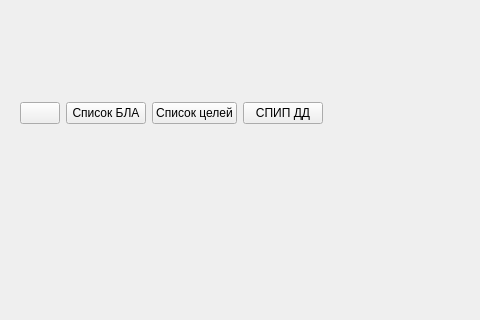
First picture: the form in src/ARM_OD_viewCore/MapInterface/MapWidget.ui, repository nevaeh82/arm_od, before the edit; both pictures show x 0 to 480 and y 0 to 320 of the 669 by 437 pixel window.
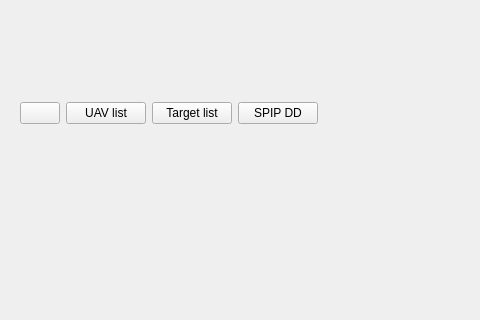
Second picture: the form after the edit. Custom widgets are drawn as their Qt base class.

Patch:
```diff
--- a/src/ARM_OD_viewCore/MapInterface/MapWidget.ui
+++ b/src/ARM_OD_viewCore/MapInterface/MapWidget.ui
@@ -48,7 +48,7 @@
          </sizepolicy>
         </property>
         <property name="text">
-         <string>Список БЛА</string>
+         <string>UAV list</string>
         </property>
        </widget>
       </item>
@@ -61,7 +61,7 @@
          </sizepolicy>
         </property>
         <property name="text">
-         <string>Список целей</string>
+         <string>Target list</string>
         </property>
        </widget>
       </item>
@@ -74,7 +74,7 @@
          </sizepolicy>
         </property>
         <property name="text">
-         <string>СПИП ДД</string>
+         <string>SPIP DD</string>
         </property>
        </widget>
       </item>
```
